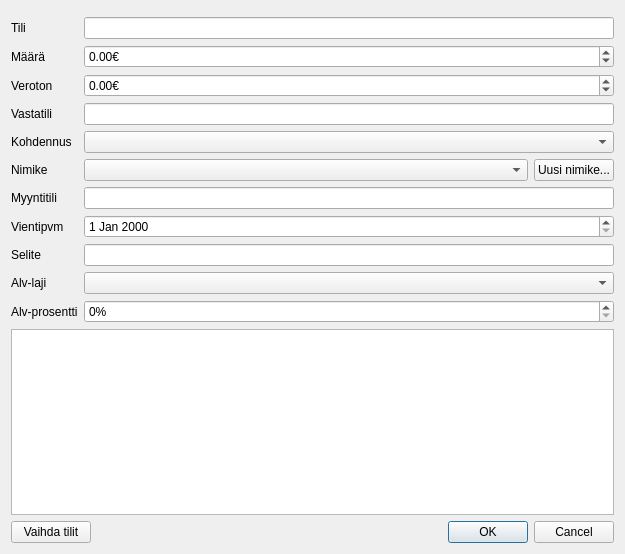
Old version of the form kitupiikki/kirjaus/kirjausapuridialog.ui in the repository artoh/kitupiikki.
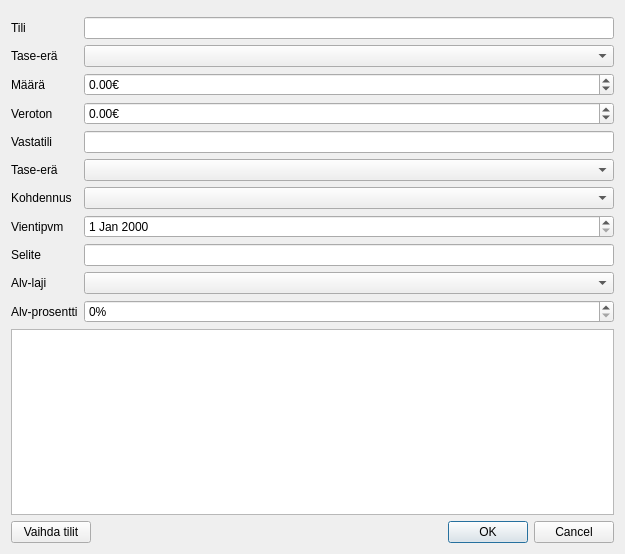
New version of the form. Custom widgets are drawn as their Qt base class.

The edit to the form file:
```diff
--- a/kitupiikki/kirjaus/kirjausapuridialog.ui
+++ b/kitupiikki/kirjaus/kirjausapuridialog.ui
@@ -33,6 +33,16 @@
       <widget class="TilinvalintaLine" name="tiliEdit"/>
      </item>
      <item row="1" column="0">
+      <widget class="QLabel" name="eraLabel">
+       <property name="text">
+        <string>Tase-erä</string>
+       </property>
+      </widget>
+     </item>
+     <item row="1" column="1">
+      <widget class="QComboBox" name="taseEraCombo"/>
+     </item>
+     <item row="2" column="0">
       <widget class="QLabel" name="label_3">
        <property name="text">
         <string>Määrä</string>
@@ -42,7 +52,7 @@
        </property>
       </widget>
      </item>
-     <item row="1" column="1">
+     <item row="2" column="1">
       <widget class="QDoubleSpinBox" name="euroSpin">
        <property name="suffix">
         <string>€</string>
@@ -55,7 +65,7 @@
        </property>
       </widget>
      </item>
-     <item row="2" column="0">
+     <item row="3" column="0">
       <widget class="QLabel" name="nettoLabel">
        <property name="text">
         <string>Veroton</string>
@@ -65,7 +75,7 @@
        </property>
       </widget>
      </item>
-     <item row="2" column="1">
+     <item row="3" column="1">
       <widget class="QDoubleSpinBox" name="nettoSpin">
        <property name="suffix">
         <string>€</string>
@@ -81,7 +91,7 @@
        </property>
       </widget>
      </item>
-     <item row="3" column="0">
+     <item row="4" column="0">
       <widget class="QLabel" name="label_2">
        <property name="text">
         <string>Vastatili</string>
@@ -91,10 +101,10 @@
        </property>
       </widget>
      </item>
-     <item row="3" column="1">
+     <item row="4" column="1">
       <widget class="TilinvalintaLine" name="vastatiliEdit"/>
      </item>
-     <item row="4" column="0">
+     <item row="6" column="0">
       <widget class="QLabel" name="kohdennusLabel">
        <property name="text">
         <string>Kohdennus</string>
@@ -104,7 +114,7 @@
        </property>
       </widget>
      </item>
-     <item row="4" column="1">
+     <item row="6" column="1">
       <widget class="QComboBox" name="kohdennusCombo"/>
      </item>
      <item row="7" column="0">
@@ -169,33 +179,12 @@
      <item row="5" column="0">
       <widget class="QLabel" name="nimikeLabel">
        <property name="text">
-        <string>Nimike</string>
+        <string>Tase-erä</string>
        </property>
       </widget>
      </item>
      <item row="5" column="1">
-      <layout class="QHBoxLayout" name="horizontalLayout" stretch="1,0">
-       <item>
-        <widget class="QComboBox" name="nimikeCombo"/>
-       </item>
-       <item>
-        <widget class="QPushButton" name="uusiNimikeButton">
-         <property name="text">
-          <string>Uusi nimike...</string>
-         </property>
-        </widget>
-       </item>
-      </layout>
-     </item>
-     <item row="6" column="0">
-      <widget class="QLabel" name="myyntitiliLabel">
-       <property name="text">
-        <string>Myyntitili</string>
-       </property>
-      </widget>
-     </item>
-     <item row="6" column="1">
-      <widget class="TilinvalintaLine" name="myyntitiliEdit"/>
+      <widget class="QComboBox" name="vastaTaseEraCombo"/>
      </item>
     </layout>
    </item>
```
Left out of the diff: 2 changed lines with no effect on the pictures.
